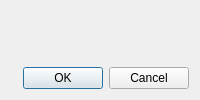
This is Tools/Qt/TaskBatchProperties.ui in klapeto/elpida as Qt 5 draws it before an edit. The edited form follows.
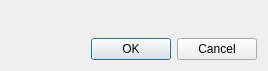
This is the edited form.

What changed in the file:
```diff
--- a/Tools/Qt/TaskBatchProperties.ui
+++ b/Tools/Qt/TaskBatchProperties.ui
@@ -1,7 +1,15 @@
 <?xml version="1.0" encoding="UTF-8"?>
 <ui version="4.0">
- <class>TaskBatchProperties</class>
- <widget class="QDialog" name="TaskBatchProperties">
+ <class>Elpida::TaskBatchProperties</class>
+ <widget class="QDialog" name="Elpida::TaskBatchProperties">
+  <property name="geometry">
+   <rect>
+    <x>0</x>
+    <y>0</y>
+    <width>268</width>
+    <height>71</height>
+   </rect>
+  </property>
   <property name="windowTitle">
    <string>Dialog</string>
   </property>
```
Left out of the diff: 4 changed lines with no effect on the pictures.
